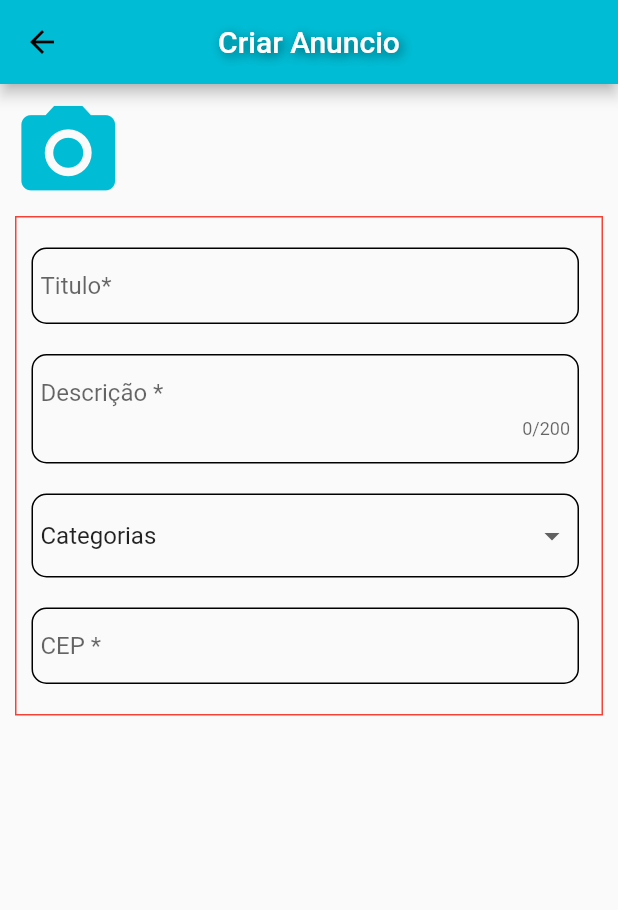
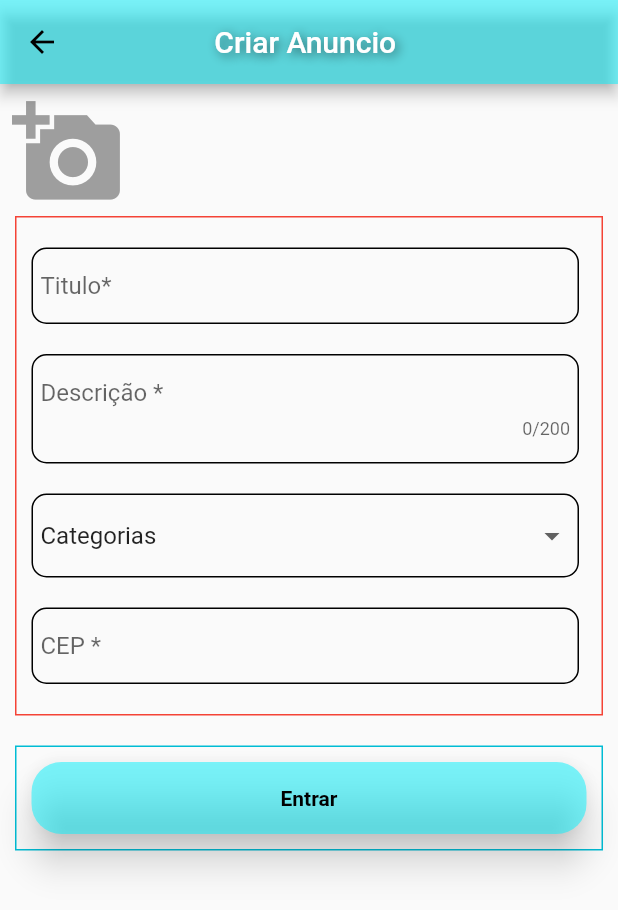
Before and after one commit to IgorGomesFATEC/Lugga, a Flutter app: the CreateProductPage screen opened directly, on a phone screen of 412 x 824 dp. Shown: the top 910 px of the screen. Run offline on Flutter 3.47's test engine with Material 2 defaults, Android fonts, the phone set to English and light mode, and no system bars; our stand-ins replace firebase_auth, google_sign_in, image_picker, location; missing offline and left inert: via_cep; accounts and stored records are empty.

Commit message:
implementando a api de CEP
API de CEP na parte de criar produto

```diff
--- a/lib/criarProduto.dart
+++ b/lib/criarProduto.dart
@@ -1,4 +1,5 @@
 import 'package:flutter/material.dart';
+import 'package:via_cep/via_cep.dart';
 
 class CreateProductPage extends StatefulWidget {
   @override
@@ -6,7 +7,11 @@ class CreateProductPage extends StatefulWidget {
 }
 
 class _CreateProductPage extends State<CreateProductPage> {
-  String _title,_description,_cep,_categoriaAtual;
+  //static var cep = new via_cep();
+  //var result = cep.searchCEP(_cep, 'json', '');
+
+  String _title,_description,_categoriaAtual;
+  String _cep = '';
   List<DropdownMenuItem<String>> _dropDownMenuItems;
   List _categoria = ['Categorias','adada','adads','srdrtd','bbbb','pppppp'];
   @override
@@ -18,10 +23,10 @@ class _CreateProductPage extends State<CreateProductPage> {
 
   List<DropdownMenuItem<String>> getDropDownMenuItems() {
     List<DropdownMenuItem<String>> items = new List();
-    for (String city in _categoria) {
+    for (String cat in _categoria) {
       items.add(new DropdownMenuItem(
-          value: city,
-          child: new Text(city)
+          value: cat,
+          child: new Text(cat)
       ));
     }
     return items;
@@ -33,7 +38,7 @@ class _CreateProductPage extends State<CreateProductPage> {
     return Scaffold(
       appBar: AppBar(
         centerTitle: true ,
-        title: Text("Criar Anuncio",
+        title: Text("Criar Anuncio ",//+cep.getLogradouro(),
                 style: TextStyle(
         color: Colors.white,
         shadows: <Shadow>[
@@ -45,6 +50,7 @@ class _CreateProductPage extends State<CreateProductPage> {
             ]
           )
         ),
+        backgroundColor: new Color.fromARGB(127, 0, 243, 255),
       ),
       body: Form(
         child: Column(
@@ -54,9 +60,10 @@ class _CreateProductPage extends State<CreateProductPage> {
             children: <Widget>[
               IconButton(
               tooltip: 'Camera',
-              icon: Icon(Icons.camera_alt,color: Colors.cyan,size: 75,),
+              icon: Icon(Icons.add_a_photo,color: Colors.grey,size: 75,),
+
               onPressed: (){},
-              )
+              ),
             ],
           ),
         ),
@@ -77,7 +84,7 @@ class _CreateProductPage extends State<CreateProductPage> {
                   child:  TextFormField(
                   validator: (input){
                     if(input.length < 0){
-                      return 'Digite o titulo dp Anúncio';
+                      return 'Digite o titulo do Anúncio';
                     }
                     else if(input.length>20){
                       return 'Digite um titulo menor';
@@ -127,13 +134,13 @@ class _CreateProductPage extends State<CreateProductPage> {
                   onChanged: changedDropDownItem,
                   validator: (input){
                     if(input.length < 0){
-                      return 'Digite o titulo dp Anúncio';
+                      return 'Coloque a categoria do Anúncio';
                     }
-                    else if(input.length>20){
-                      return 'Digite um titulo menor';
+                    if(input != 'Categorias'){
+                      return 'Coloque a categoria do Anuncio';
                     }
                   },
-                  onSaved: (input)=>_title = input,
+                  onSaved: (input)=>_categoriaAtual = input,
                   decoration: InputDecoration.collapsed(
                     hintText: 'Categoria *',
                   ),
@@ -155,16 +162,48 @@ class _CreateProductPage extends State<CreateProductPage> {
                       return 'CEP muito longo';
                     }
                   },
-                  onSaved: (input)=>_title = input,
+
+  //                onSaved: (input)=>_cep = input,
                   decoration: InputDecoration.collapsed(
+
                     hintText: 'CEP *',
                   ),
                   cursorColor: Colors.grey,
                   autocorrect: true,
+                  onFieldSubmitted: (String value){
+                    setState(() {
+                     this._cep = value;
+                    });
+                    procuraCep(_cep);
+                  },
 
                 ),
                 ),
               ],
+            ),
+          ),
+
+          Container(
+            decoration: BoxDecoration(border: Border.all(color: Colors.cyan)),
+            margin: EdgeInsets.all(10),
+            padding: EdgeInsets.all(10),
+
+            child: Material(
+              borderRadius: BorderRadius.circular(20),
+              color: Color.fromARGB(127, 0, 243, 255),
+              shadowColor: Colors.black87,
+              elevation: 10.0,
+              child: MaterialButton(
+                onPressed: (){},
+                child: Center(
+                  child: Text('Entrar',
+                  style: TextStyle(
+                    color: Colors.black,
+                    fontWeight: FontWeight.bold
+                  ),
+                  ),
+                ),
+              ),
             ),
           ),
         ],
@@ -177,4 +216,27 @@ class _CreateProductPage extends State<CreateProductPage> {
       _categoriaAtual = categoriaSelecionada;
     });
   }
+  Future<Null> procuraCep(String cepDigitado) async{
+    var CEP = new via_cep();
+
+    await CEP.searchCEP(cepDigitado, 'json', '');
+
+    // Sucesso
+    if (CEP.getResponse() == 200) {
+      print('CEP: '+CEP.getCEP());
+      print('Logradouro: '+CEP.getLogradouro());
+      print('Complemento: '+CEP.getComplemento());
+      print('Bairro: '+CEP.getBairro());
+      print('Localidade: '+CEP.getLocalidade());
+      print('UF: '+CEP.getUF());
+      print('Unidade: '+CEP.getUnidade());
+      print('IBGE '+CEP.getIBGE());
+      print('GIA: '+CEP.getGIA());
+    // Falha
+    } else {
+      print('Código de Retorno: '+CEP.getResponse().toString());
+      print('Erro: '+CEP.getBody());
+    }
+  }
+
 }
--- a/pubspec.yaml
+++ b/pubspec.yaml
@@ -24,6 +24,8 @@ dependencies:
   firebase_core: ^0.2.5
   firebase_auth: ^0.5.20
   google_sign_in: ^4.0.1+1
+  via_cep: ^1.0.6
+
 
   # The following adds the Cupertino Icons font to your application.
   # Use with the CupertinoIcons class for iOS style icons.
```
Also changed, not shown: 1 other file.
